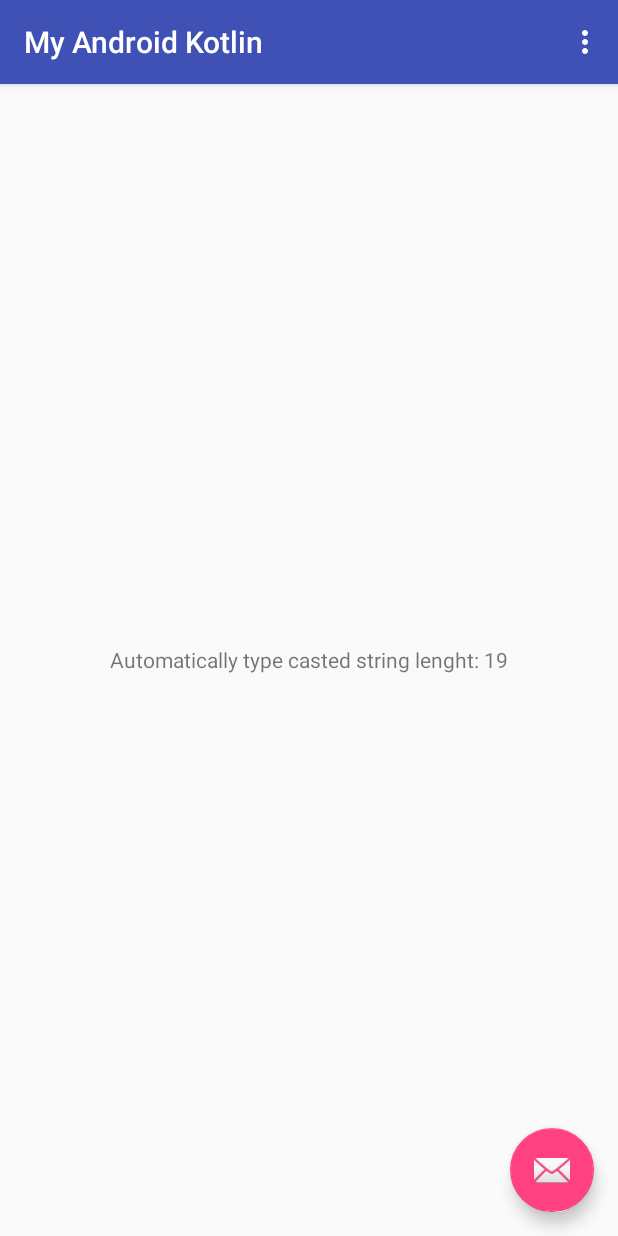
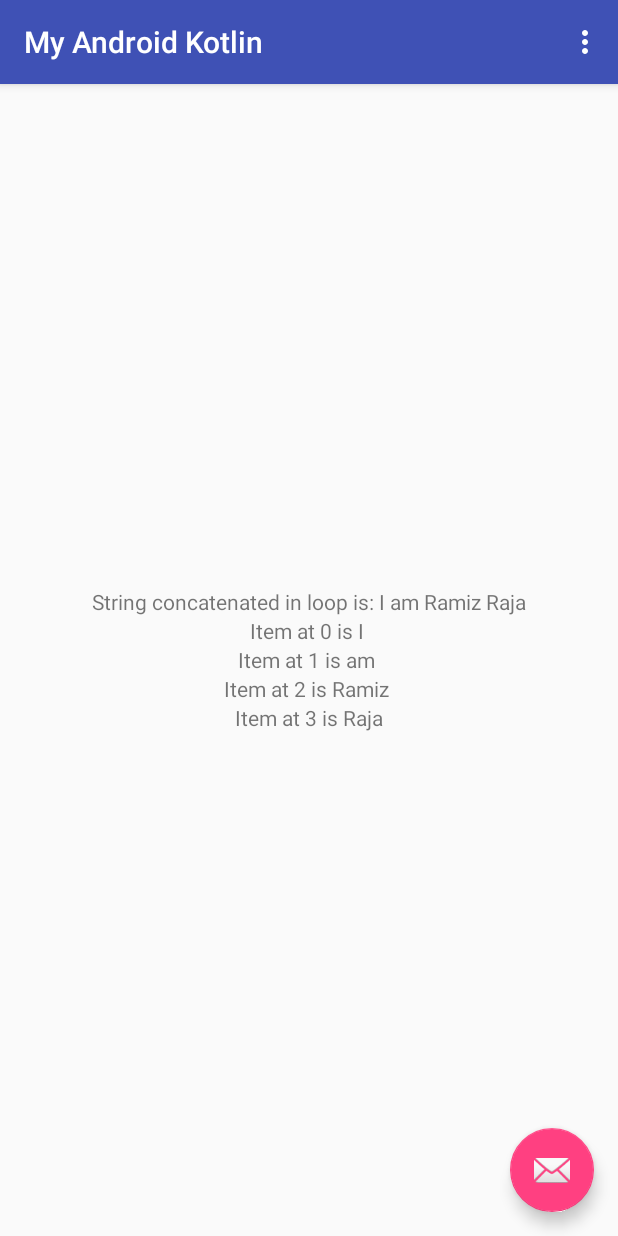
Before and after one commit to informramiz/android-with-kotlin, an Android app: the screen it shows after launch (MainActivity), on a phone screen of 412 x 824 dp. Run offline under Robolectric (Android 15) with nearby library versions, the phone set to English and light mode, and no system bars.

Commit message:
feat: Try Kotlin loops with views addition at runtime

```diff
--- a/MyAndroidKotlinApplication/app/src/main/java/com/materialdesign/ramiz/myandroidkotlin/MainActivity.kt
+++ b/MyAndroidKotlinApplication/app/src/main/java/com/materialdesign/ramiz/myandroidkotlin/MainActivity.kt
@@ -3,8 +3,10 @@ package com.materialdesign.ramiz.myandroidkotlin
 import android.os.Bundle
 import android.support.design.widget.Snackbar
 import android.support.v7.app.AppCompatActivity
+import android.view.Gravity
 import android.view.Menu
 import android.view.MenuItem
+import android.widget.TextView
 
 import kotlinx.android.synthetic.main.activity_main.*
 import kotlinx.android.synthetic.main.content_main.*
@@ -22,8 +24,28 @@ class MainActivity: AppCompatActivity() {
             Snackbar.make(view, "Fab clicked", Snackbar.LENGTH_SHORT);
         }
 
-        val str = "nature is beautiful"
-        textView.text = "Automatically type casted string lenght: ${returnStringLength(str)}"
+        tryKotlinLoops()
+    }
+
+    private fun tryKotlinLoops() {
+        val items = listOf("I ", "am ", "Ramiz ", "Raja")
+        //let's try kotlin loops
+        var str: String = ""
+        for (item in items) {
+            str += item
+        }
+        textView.text = "String concatenated in loop is: $str"
+
+        //if we need index? Still easy
+        for (index in items.indices) {
+            //let's call some old java style code
+            //and add a custom view at run time
+            val newTextView = TextView(this)
+            newTextView.gravity = Gravity.CENTER
+            rootLayout.addView(newTextView)
+
+            newTextView.text = "Item at $index is ${items[index]}"
+        }
     }
 
     override fun onCreateOptionsMenu(menu: Menu): Boolean {
```
